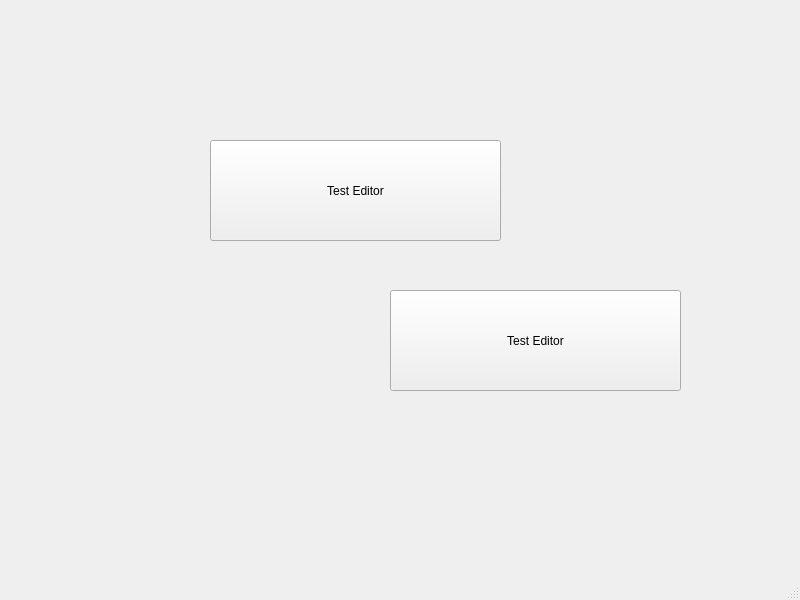
Qt form HodEngine-Editor/Src/mainwindow.ui (Glordim/HodEngine) before a commit.
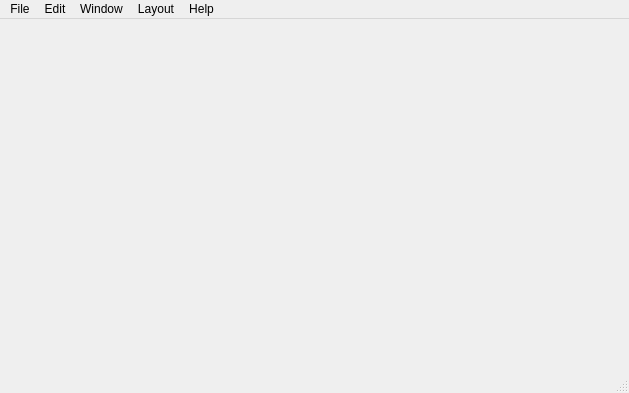
The same form after that commit.

The edit to the form file:
```diff
--- a/HodEngine-Editor/Src/mainwindow.ui
+++ b/HodEngine-Editor/Src/mainwindow.ui
@@ -6,50 +6,75 @@
    <rect>
     <x>0</x>
     <y>0</y>
-    <width>800</width>
-    <height>600</height>
+    <width>629</width>
+    <height>393</height>
    </rect>
   </property>
   <property name="windowTitle">
    <string>MainWindow</string>
   </property>
-  <widget class="QWidget" name="centralwidget">
-   <widget class="QPushButton" name="pushButton">
-    <property name="geometry">
-     <rect>
-      <x>210</x>
-      <y>140</y>
-      <width>291</width>
-      <height>101</height>
-     </rect>
-    </property>
-    <property name="text">
-     <string>Test Editor</string>
-    </property>
-   </widget>
-   <widget class="QPushButton" name="pushButton_2">
-    <property name="geometry">
-     <rect>
-      <x>390</x>
-      <y>290</y>
-      <width>291</width>
-      <height>101</height>
-     </rect>
-    </property>
-    <property name="text">
-     <string>Test Editor</string>
-    </property>
-   </widget>
-  </widget>
+  <widget class="QWidget" name="centralwidget"/>
   <widget class="QMenuBar" name="menubar">
    <property name="geometry">
     <rect>
      <x>0</x>
      <y>0</y>
-     <width>800</width>
+     <width>629</width>
      <height>22</height>
     </rect>
    </property>
+   <widget class="QMenu" name="menuFile">
+    <property name="title">
+     <string>File</string>
+    </property>
+    <addaction name="actionNew_project"/>
+    <addaction name="actionOpen_project"/>
+    <addaction name="actionRecent"/>
+    <addaction name="separator"/>
+    <addaction name="actionClose_project"/>
+    <addaction name="actionSave"/>
+    <addaction name="separator"/>
+    <addaction name="actionExit"/>
+   </widget>
+   <widget class="QMenu" name="menuEdit">
+    <property name="title">
+     <string>Edit</string>
+    </property>
+    <addaction name="actionUndo"/>
+    <addaction name="actionRedo"/>
+    <addaction name="separator"/>
+    <addaction name="actionCut"/>
+    <addaction name="actionCopy"/>
+    <addaction name="actionPaste"/>
+    <addaction name="actionDelete"/>
+    <addaction name="separator"/>
+    <addaction name="actionSelect_all"/>
+   </widget>
+   <widget class="QMenu" name="menuWindow">
+    <property name="title">
+     <string>Window</string>
+    </property>
+   </widget>
+   <widget class="QMenu" name="menuLayout">
+    <property name="title">
+     <string>Layout</string>
+    </property>
+    <addaction name="actionDefault"/>
+    <addaction name="separator"/>
+    <addaction name="actionSave_2"/>
+    <addaction name="actionLoad"/>
+   </widget>
+   <widget class="QMenu" name="menuHelp">
+    <property name="title">
+     <string>Help</string>
+    </property>
+    <addaction name="actionAbout"/>
+   </widget>
+   <addaction name="menuFile"/>
+   <addaction name="menuEdit"/>
+   <addaction name="menuWindow"/>
+   <addaction name="menuLayout"/>
+   <addaction name="menuHelp"/>
   </widget>
   <widget class="QStatusBar" name="statusbar"/>
  </widget>
```
Left out of the diff: 87 changed lines with no effect on the pictures.
